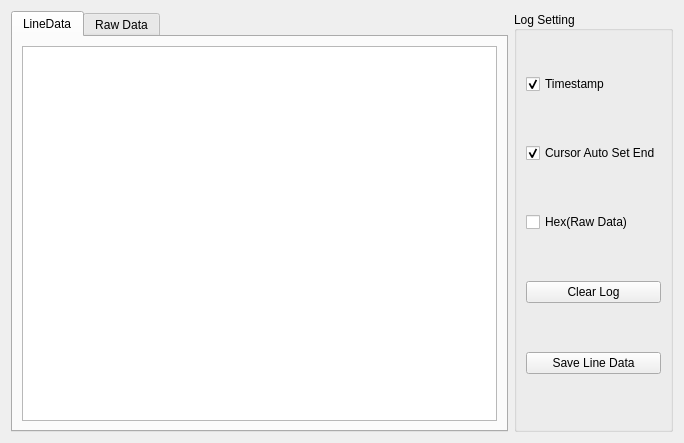
Before: the Qt Designer form include/BConsole.ui in BriFuture/bf_ui_lib, drawn with Qt 5.
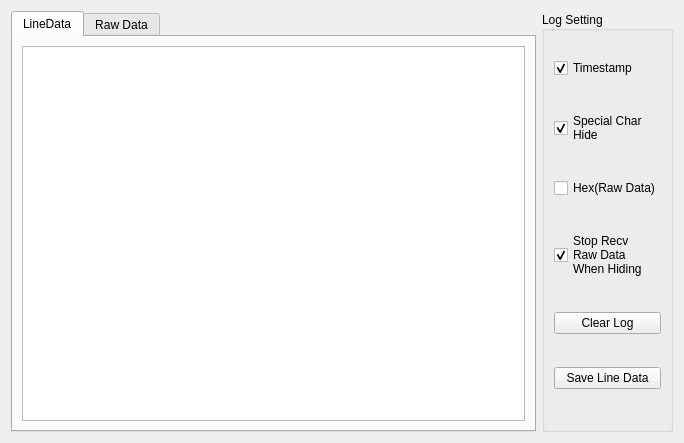
After: the same form once the commit is applied.

```diff
--- a/include/BConsole.ui
+++ b/include/BConsole.ui
@@ -34,34 +34,14 @@
      <property name="checked">
       <bool>false</bool>
      </property>
-     <layout class="QGridLayout" name="gridLayout_2">
+     <layout class="QVBoxLayout" name="verticalLayout_3">
       <property name="sizeConstraint">
        <enum>QLayout::SetDefaultConstraint</enum>
       </property>
       <property name="topMargin">
        <number>0</number>
       </property>
-      <property name="horizontalSpacing">
-       <number>25</number>
-      </property>
-      <property name="verticalSpacing">
-       <number>6</number>
-      </property>
-      <item row="4" column="1">
-       <widget class="QPushButton" name="clearBtn">
-        <property name="text">
-         <string>Clear Log</string>
-        </property>
-       </widget>
-      </item>
-      <item row="5" column="1">
-       <widget class="QPushButton" name="saveBtn">
-        <property name="text">
-         <string>Save Line Data</string>
-        </property>
-       </widget>
-      </item>
-      <item row="0" column="1">
+      <item>
        <widget class="QCheckBox" name="datetimeBox">
         <property name="text">
          <string>Timestamp</string>
@@ -71,20 +51,21 @@
         </property>
        </widget>
       </item>
-      <item row="1" column="1">
-       <widget class="QCheckBox" name="autoEnd">
+      <item>
+       <widget class="QCheckBox" name="specCharBox">
         <property name="autoFillBackground">
          <bool>false</bool>
         </property>
         <property name="text">
-         <string>Cursor Auto Set End</string>
+         <string>Special Char 
+Hide</string>
         </property>
         <property name="checked">
          <bool>true</bool>
         </property>
        </widget>
       </item>
-      <item row="2" column="1">
+      <item>
        <widget class="QCheckBox" name="isHex">
         <property name="autoFillBackground">
          <bool>false</bool>
@@ -97,6 +78,35 @@
         </property>
        </widget>
       </item>
+      <item>
+       <widget class="QCheckBox" name="stopRaw">
+        <property name="autoFillBackground">
+         <bool>false</bool>
+        </property>
+        <property name="text">
+         <string>Stop Recv 
+Raw Data 
+When Hiding</string>
+        </property>
+        <property name="checked">
+         <bool>true</bool>
+        </property>
+       </widget>
+      </item>
+      <item>
+       <widget class="QPushButton" name="clearBtn">
+        <property name="text">
+         <string>Clear Log</string>
+        </property>
+       </widget>
+      </item>
+      <item>
+       <widget class="QPushButton" name="saveBtn">
+        <property name="text">
+         <string>Save Line Data</string>
+        </property>
+       </widget>
+      </item>
      </layout>
     </widget>
    </item>
```
